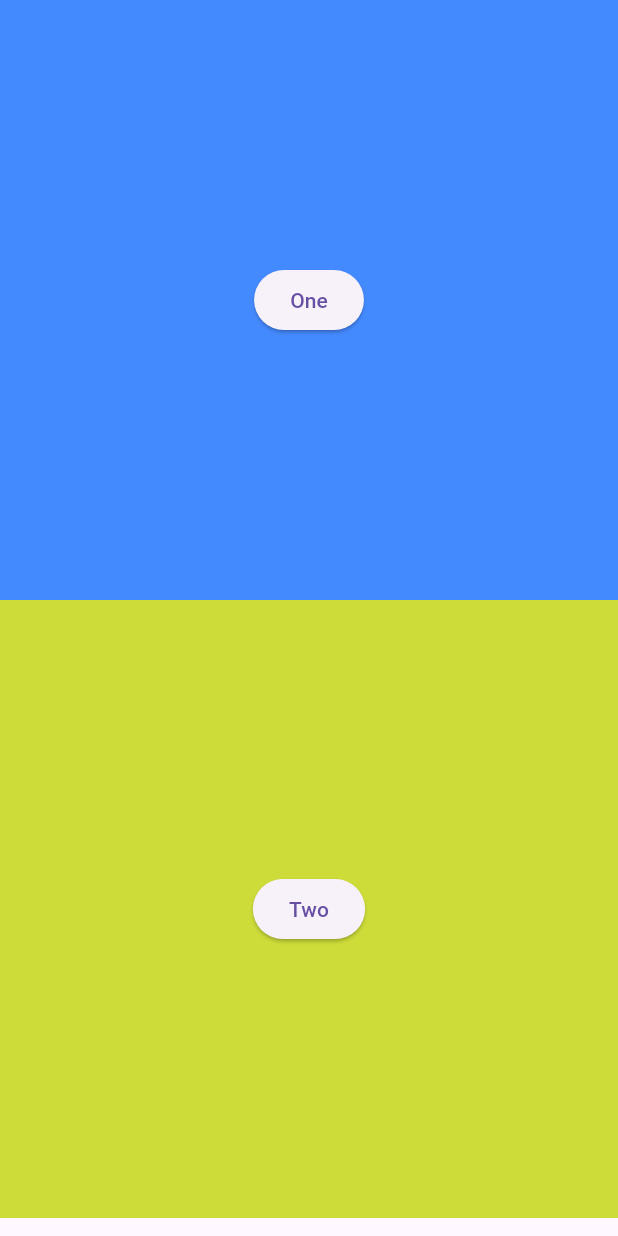
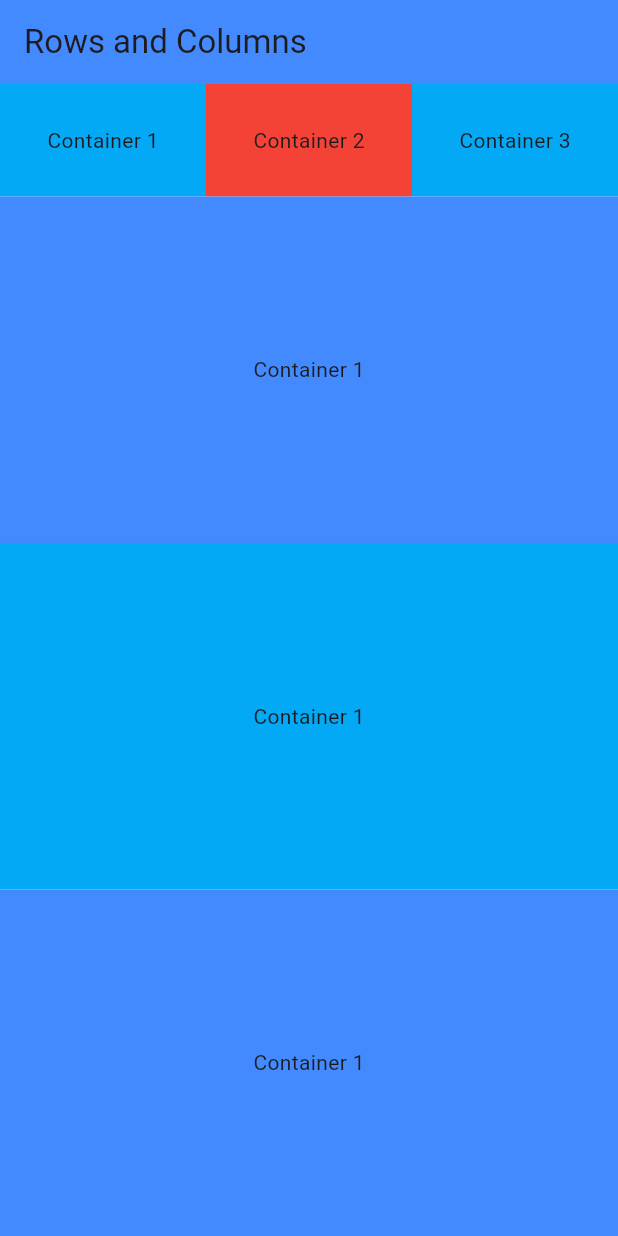
Before and after one commit to PrasannaJung/first_flutter_app, a Flutter app: the screen it shows after launch, on a phone screen of 412 x 824 dp. Run offline on Flutter 3.47's test engine with Material 3 defaults, Android fonts, the phone set to English and light mode, and no system bars.

Commit message:
Added flexible layout of rows and columns

```diff
--- a/lib/app/app.dart
+++ b/lib/app/app.dart
@@ -3,6 +3,7 @@ import 'package:first_app/screen/container_screen.dart';
 import 'package:first_app/screen/dashboard_screen.dart';
 import 'package:first_app/screen/flexible_expanded_screen.dart';
 import 'package:first_app/screen/hello_world_screen.dart';
+import 'package:first_app/screen/rows_and_columns.dart';
 import 'package:first_app/screen/simple_interest_screen.dart';
 import 'package:flutter/material.dart';
 
@@ -12,7 +13,7 @@ class App extends StatelessWidget {
   @override
   Widget build(BuildContext context) {
     return const MaterialApp(
-      home: FlexibleExpandedScreen(),
+      home: RowsAndColumns(),
     );
   }
 }
--- /dev/null
+++ b/lib/common/my_snackbar.dart
@@ -0,0 +1,16 @@
+import 'package:flutter/material.dart';
+
+showMySnackBar({
+  required String message,
+  required BuildContext context,
+  Color? color
+}){
+  ScaffoldMessenger.of(context).showSnackBar(
+    SnackBar(
+      content: Text(message),
+      backgroundColor: color ?? Colors.green,
+      duration: const Duration(seconds: 2),
+      behavior: SnackBarBehavior.floating,
+    )
+  );
+}
--- a/lib/screen/flexible_expanded_screen.dart
+++ b/lib/screen/flexible_expanded_screen.dart
@@ -1,6 +1,5 @@
-import 'package:flutter/cupertino.dart';
+import 'package:first_app/common/my_snackbar.dart';
 import 'package:flutter/material.dart';
-import 'package:flutter/widgets.dart';
 
 class FlexibleExpandedScreen extends StatelessWidget {
   const FlexibleExpandedScreen({super.key});
@@ -19,9 +18,15 @@ class FlexibleExpandedScreen extends StatelessWidget {
                 width: double.infinity,
                 color: Colors.blueAccent,
                 child:  ElevatedButton(onPressed: (){
-                  ScaffoldMessenger.of(context).showSnackBar(
-                    const SnackBar(content: Text("Button 1 pressed"),duration: Duration(seconds: 3))
-                  );
+                  showMySnackBar(message: "Button 1 pressed", context: context);
+                  // ScaffoldMessenger.of(context).showSnackBar(
+                  //   const SnackBar(
+                  //       content: Text("Button 1 pressed"),
+                  //       duration: Duration(seconds: 3),
+                  //     backgroundColor: Colors.green,
+                  //     behavior: SnackBarBehavior.floating,
+                  //   )
+                  // );
                 }, child: const Text("One")),
               ),
             ),
@@ -31,7 +36,17 @@ class FlexibleExpandedScreen extends StatelessWidget {
                 alignment: Alignment.center,
                 width: double.infinity,
                 color: Colors.lime,
-                child:  ElevatedButton(onPressed: (){}, child: const Text("Two")),
+                child:  ElevatedButton(onPressed: (){
+                  showMySnackBar(message: "Button 2 pressed", context: context, color: Colors.redAccent);
+                  // ScaffoldMessenger.of(context).showSnackBar(
+                  //     const SnackBar(
+                  //       content: Text("Button 2 pressed"),
+                  //       duration: Duration(seconds: 3),
+                  //       backgroundColor: Colors.redAccent,
+                  //       behavior: SnackBarBehavior.floating,
+                  //     )
+                  // );
+                }, child: const Text("Two")),
               ),
             )
           ],
--- /dev/null
+++ b/lib/screen/rows_and_columns.dart
@@ -0,0 +1,73 @@
+import 'package:flutter/cupertino.dart';
+import 'package:flutter/material.dart';
+import 'package:flutter/widgets.dart';
+
+class RowsAndColumns extends StatelessWidget {
+  const RowsAndColumns({super.key});
+
+  @override
+  Widget build(BuildContext context) {
+    return Scaffold(
+      appBar: AppBar(
+        title: const Text("Rows and Columns"),
+        backgroundColor: Colors.blueAccent,
+      ),
+      body: Column(
+        children: [
+          Row(
+            children: [
+              Expanded(
+                child: Container(
+                  height: 75,
+                  alignment: Alignment.center,
+                  color: Colors.lightBlue,
+                  child: const Text("Container 1"),
+                ),
+              ),
+              Expanded(
+                child: Container(
+                  height: 75,
+                  alignment: Alignment.center,
+                  color: Colors.red,
+                  child: const Text("Container 2"),
+                ),
+              ),
+              Expanded(
+                child: Container(
+                  height: 75,
+                  alignment: Alignment.center,
+                  color: Colors.lightBlue,
+                  child: const Text("Container 3"),
+                ),
+              )
+            ],
+          ),
+          Expanded(
+            child: Container(
+              child: Text("Container 1"),
+              color: Colors.blueAccent,
+              width: double.infinity,
+              alignment: Alignment.center,
+            ),
+          ),
+          Expanded(
+            child: Container(
+              color: Colors.lightBlue,
+              width: double.infinity,
+              alignment: Alignment.center,
+              child: Text("Container 1"),
+            ),
+          ),
+          Expanded(
+            child: Container(
+              color: Colors.blueAccent,
+              width: double.infinity,
+              alignment: Alignment.center,
+              child: Text("Container 1"),
+            ),
+          )
+        ],
+      ),
+    );
+  }
+}
```
